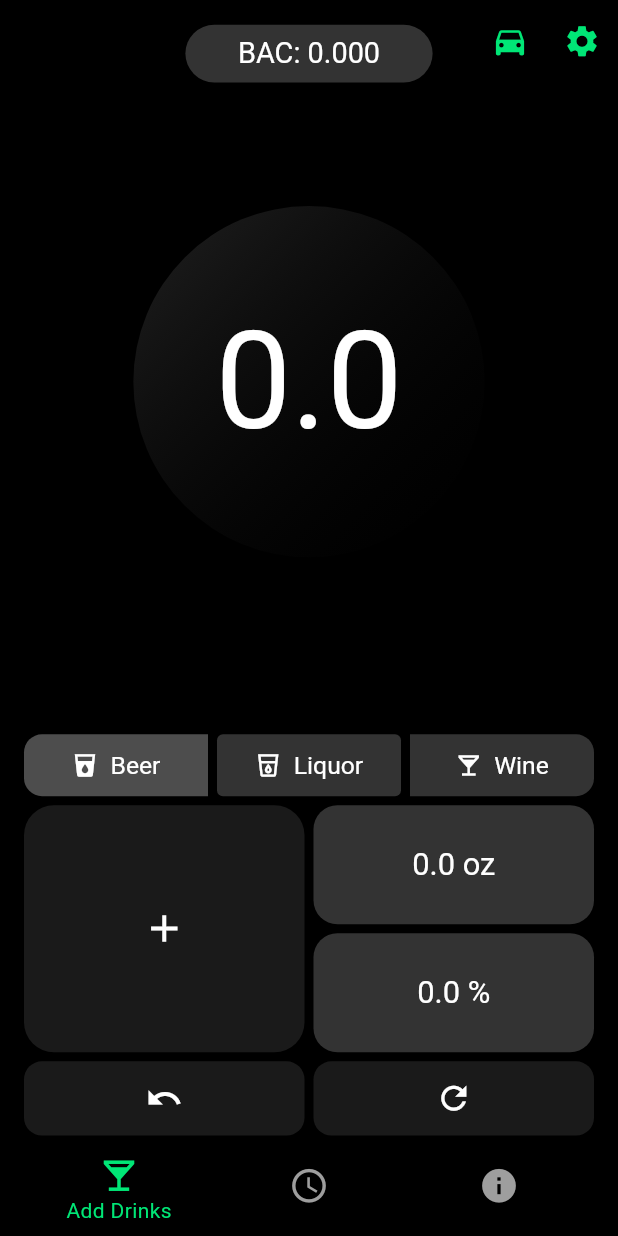
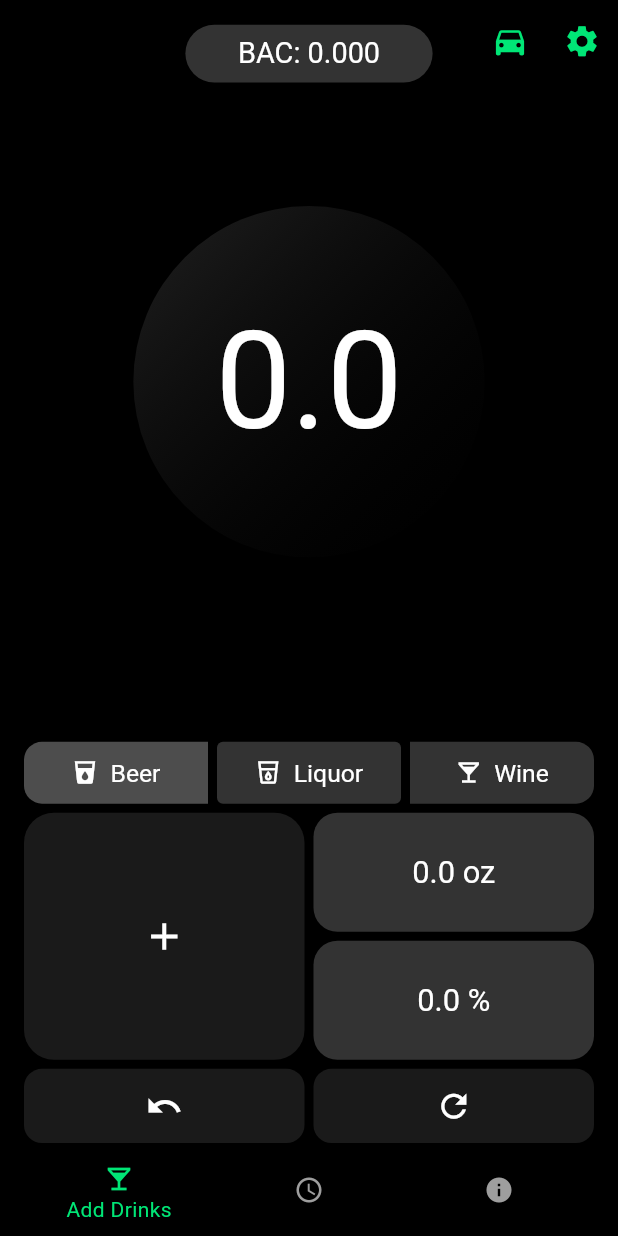
Before and after one commit to rahulg221/party_pal_, a Flutter app: the screen it shows after launch, on a phone screen of 412 x 824 dp. Run offline on Flutter 3.47's test engine with Material 2 defaults, Android fonts, the light colour scheme and no system bars; our stand-ins replace animated_splash_screen, flutter_riverpod, shared_preferences; missing offline and left inert: activity_ring; Roboto replaces fonts that are missing (Karla).

Commit message:
Add files via upload

```diff
--- a/lib/main.dart
+++ b/lib/main.dart
@@ -137,15 +137,15 @@ class _MainPageState extends ConsumerState<MainPage> {
           onTap: (newIndex) => pageController.jumpToPage(newIndex),
           items: [
             BottomNavigationBarItem(
-              icon: Icon(Icons.local_bar),
+              icon: Icon(Icons.local_bar, size: 20),
               label: 'Add Drinks',
             ),
             BottomNavigationBarItem(
-              icon: Icon(Icons.access_time_outlined),
+              icon: Icon(Icons.access_time_outlined, size: 20),
               label: 'Drink History',
             ),
             BottomNavigationBarItem(
-              icon: Icon(Icons.info),
+              icon: Icon(Icons.info, size: 20),
               label: 'BAC Info',
             ),
             /*BottomNavigationBarItem(
```
